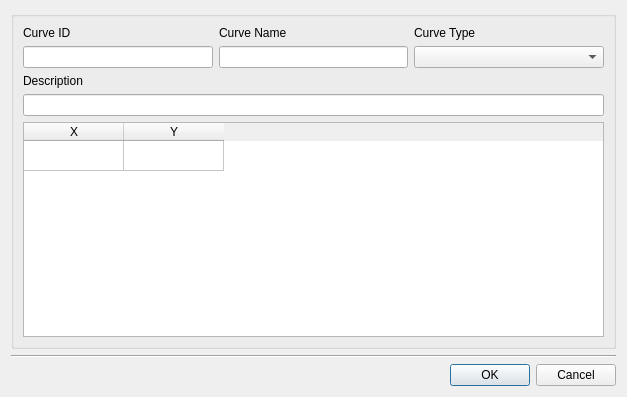
Above: core/ui/toolbars/main/nonvisual_curve.ui from ibergis/ibergis_qgis_plugin before the change. Below: the same form after it.
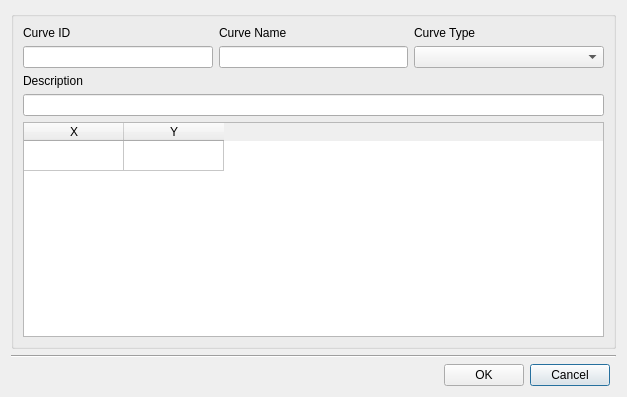
That is the form after the change.

Commit message: feat(dialogs): add help button

The edit to the form file:
```diff
--- a/core/ui/toolbars/main/nonvisual_curve.ui
+++ b/core/ui/toolbars/main/nonvisual_curve.ui
@@ -14,12 +14,16 @@
    <string>Curve Editor</string>
   </property>
   <layout class="QGridLayout" name="verticalLayout_4">
-   <item row="2" column="0" colspan="2">
-    <layout class="QHBoxLayout" name="horizontalLayout">
-     <property name="sizeConstraint">
-      <enum>QLayout::SetDefaultConstraint</enum>
-     </property>
-     <item>
+   <item row="2" column="0">
+    <layout class="QGridLayout" name="lyt_buttons">
+     <item row="0" column="2">
+      <widget class="QPushButton" name="btn_cancel">
+       <property name="text">
+        <string>Cancel</string>
+       </property>
+      </widget>
+     </item>
+     <item row="0" column="0">
       <spacer name="horizontalSpacer">
        <property name="orientation">
         <enum>Qt::Horizontal</enum>
@@ -32,20 +36,13 @@
        </property>
       </spacer>
      </item>
-     <item>
+     <item row="0" column="1">
       <widget class="QPushButton" name="btn_accept">
        <property name="text">
         <string>OK</string>
        </property>
       </widget>
      </item>
-     <item>
-      <widget class="QPushButton" name="btn_cancel">
-       <property name="text">
-        <string>Cancel</string>
-       </property>
-      </widget>
-     </item>
     </layout>
    </item>
    <item row="1" column="0" colspan="2">
```
The commit also changes 23 other files.
